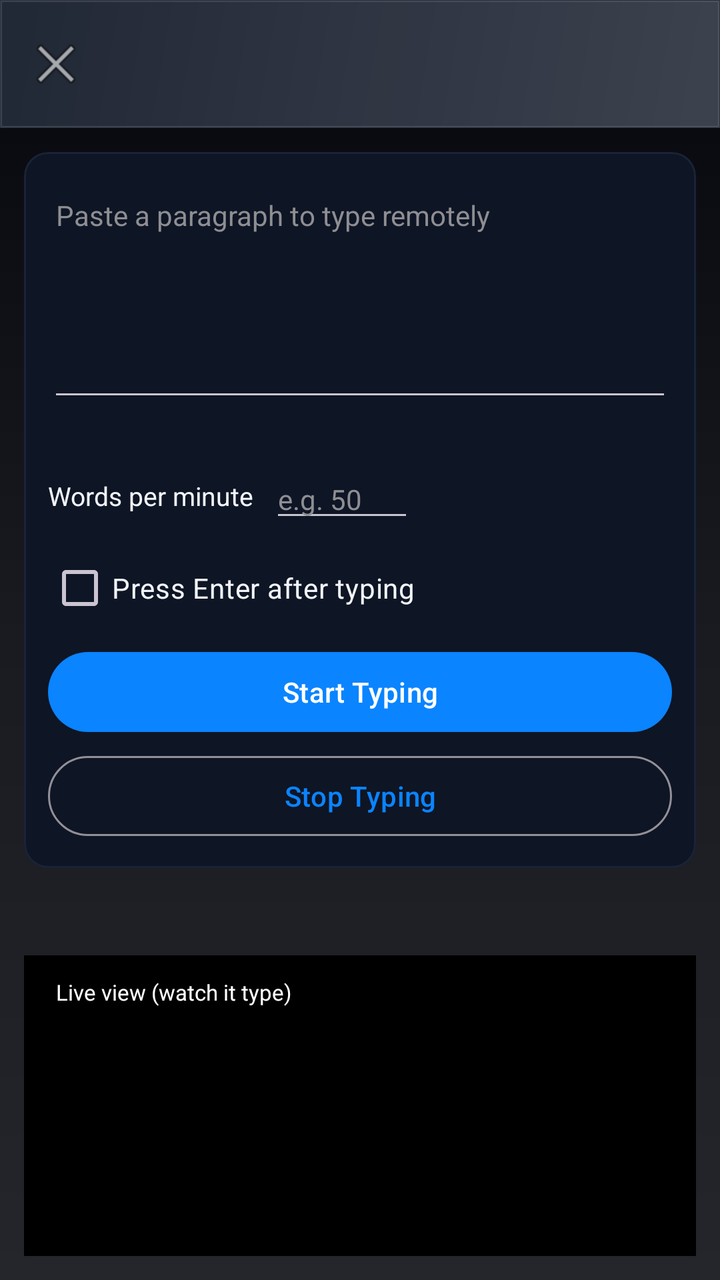
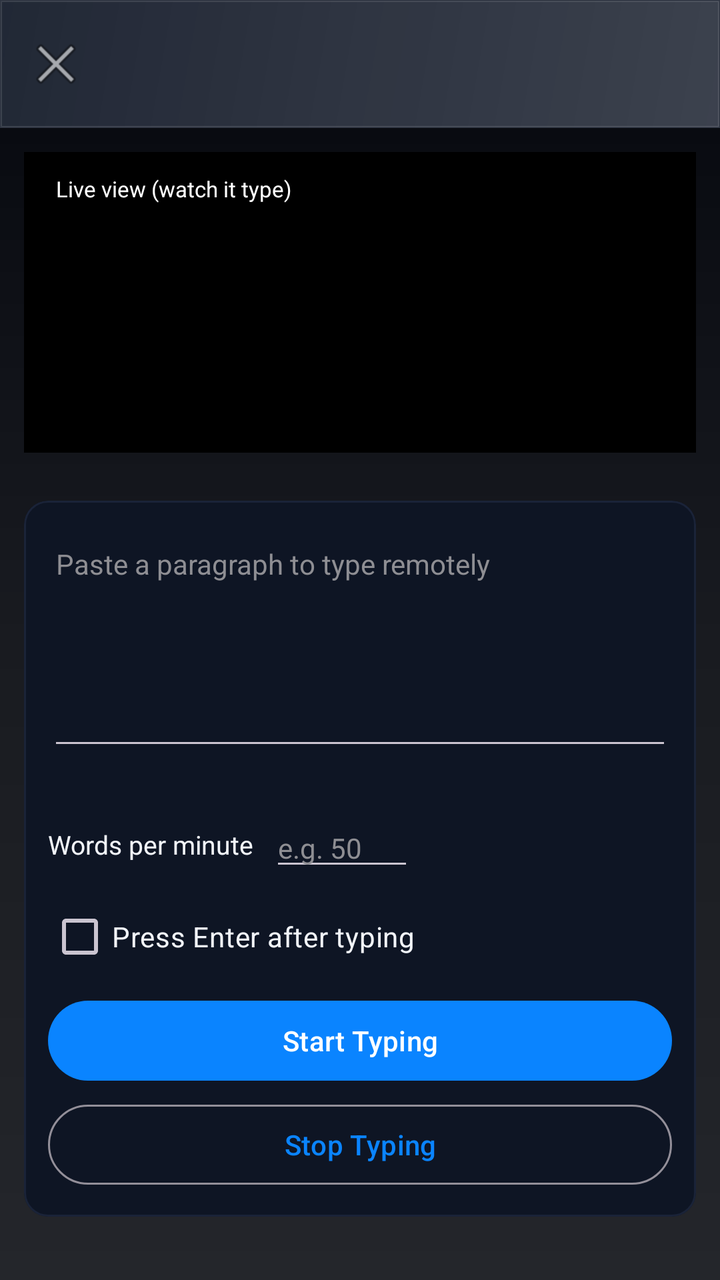

Before-and-after screenshots of an Android layout around one commit, followed by the original layout XML and the change that was made.
<!-- AndroidManifest.xml: application theme Theme.Mimo -->
<!-- res/layout/activity_paragraph.xml -->
<?xml version="1.0" encoding="utf-8"?>
<LinearLayout xmlns:android="http://schemas.android.com/apk/res/android"
    xmlns:app="http://schemas.android.com/apk/res-auto"
    android:layout_width="match_parent"
    android:layout_height="match_parent"
    android:background="@drawable/bg_screen_glass"
    android:orientation="vertical">

    <com.google.android.material.appbar.MaterialToolbar
        android:id="@+id/toolbar"
        android:layout_width="match_parent"
        android:layout_height="?attr/actionBarSize"
        android:background="@drawable/bg_bar_glass"
        android:title="@string/paragraph_title"
        app:navigationIcon="@android:drawable/ic_menu_close_clear_cancel"
        app:titleTextColor="?attr/colorOnSurface" />

    <com.google.android.material.card.MaterialCardView
        android:layout_width="match_parent"
        android:layout_height="wrap_content"
        android:layout_margin="12dp"
        app:cardBackgroundColor="?attr/colorSurfaceContainer"
        app:cardCornerRadius="12dp"
        app:cardElevation="0dp"
        app:strokeColor="?attr/colorSurfaceContainerHigh"
        app:strokeWidth="1dp">

        <LinearLayout
            android:layout_width="match_parent"
            android:layout_height="wrap_content"
            android:orientation="vertical"
            android:padding="12dp">

            <EditText
                android:id="@+id/textInput"
                android:layout_width="match_parent"
                android:layout_height="wrap_content"
                android:gravity="top"
                android:hint="@string/paragraph_hint"
                android:inputType="textMultiLine|textNoSuggestions"
                android:minLines="6"
                android:maxLines="14"
                android:scrollbars="vertical"
                android:textColor="?attr/colorOnSurface"
                android:textColorHint="@color/offline_gray"
                android:textSize="14sp" />

            <TextView
                android:id="@+id/wordCount"
                android:layout_width="wrap_content"
                android:layout_height="wrap_content"
                android:layout_marginTop="2dp"
                android:textColor="@color/offline_gray"
                android:textSize="12sp" />

            <LinearLayout
                android:layout_width="match_parent"
                android:layout_height="wrap_content"
                android:layout_marginTop="6dp"
                android:gravity="center_vertical"
                android:orientation="horizontal">

                <TextView
                    android:layout_width="wrap_content"
                    android:layout_height="wrap_content"
                    android:text="@string/wpm_label"
                    android:textColor="?attr/colorOnSurface"
                    android:textSize="13sp" />

                <EditText
                    android:id="@+id/wpmInput"
                    android:layout_width="72dp"
                    android:layout_height="wrap_content"
                    android:layout_marginStart="8dp"
                    android:hint="@string/wpm_hint"
                    android:inputType="number"
                    android:maxLines="1"
                    android:textColor="?attr/colorOnSurface"
                    android:textColorHint="@color/offline_gray"
                    android:textSize="14sp" />

                <TextView
                    android:id="@+id/etaText"
                    android:layout_width="0dp"
                    android:layout_height="wrap_content"
                    android:layout_weight="1"
                    android:gravity="end"
                    android:textColor="@color/online_green"
                    android:textSize="13sp"
                    android:textStyle="bold" />
            </LinearLayout>

            <com.google.android.material.checkbox.MaterialCheckBox
                android:id="@+id/enterCheck"
                android:layout_width="wrap_content"
                android:layout_height="wrap_content"
                android:layout_marginTop="4dp"
                android:text="@string/paragraph_enter_after"
                android:textColor="?attr/colorOnSurface" />

            <com.google.android.material.progressindicator.LinearProgressIndicator
                android:id="@+id/progressBar"
                android:layout_width="match_parent"
                android:layout_height="wrap_content"
                android:layout_marginTop="8dp"
                android:indeterminate="false"
                android:visibility="gone"
                app:trackCornerRadius="4dp" />

            <TextView
                android:id="@+id/timeLeftText"
                android:layout_width="match_parent"
                android:layout_height="wrap_content"
                android:layout_marginTop="2dp"
                android:gravity="center"
                android:textColor="@color/online_green"
                android:textSize="12sp"
                android:textStyle="bold"
                android:visibility="gone" />

            <com.google.android.material.button.MaterialButton
                android:id="@+id/btnStart"
                android:layout_width="match_parent"
                android:layout_height="wrap_content"
                android:layout_marginTop="4dp"
                android:text="@string/start_typing" />

            <com.google.android.material.button.MaterialButton
                android:id="@+id/btnStopTyping"
                android:layout_width="match_parent"
                android:layout_height="wrap_content"
                android:layout_marginTop="4dp"
                android:text="@string/stop_typing"
                android:visibility="visible"
                style="@style/Widget.Material3.Button.OutlinedButton" />
        </LinearLayout>
    </com.google.android.material.card.MaterialCardView>

    <TextView
        android:id="@+id/statusText"
        android:layout_width="wrap_content"
        android:layout_height="wrap_content"
        android:layout_marginStart="16dp"
        android:layout_marginTop="2dp"
        android:textColor="@color/offline_gray"
        android:textSize="13sp" />

    <FrameLayout
        android:layout_width="match_parent"
        android:layout_height="0dp"
        android:layout_weight="1"
        android:layout_margin="12dp"
        android:background="@android:color/black">

        <ImageView
            android:id="@+id/liveImage"
            android:layout_width="match_parent"
            android:layout_height="match_parent"
            android:contentDescription="@string/watch_live"
            android:scaleType="matrix" />

        <TextView
            android:layout_width="wrap_content"
            android:layout_height="wrap_content"
            android:layout_gravity="top|start"
            android:layout_margin="8dp"
            android:background="@color/terminal_bg"
            android:paddingHorizontal="8dp"
            android:paddingVertical="3dp"
            android:text="@string/watch_live"
            android:textColor="@color/terminal_prompt"
            android:textSize="11sp" />
    </FrameLayout>
</LinearLayout>
<!-- resources referenced by this layout -->
<resources>
  <color name="offline_gray">#8E8E93</color>
  <color name="online_green">#30D158</color>
  <color name="terminal_bg">#000000</color>
  <color name="terminal_prompt">#FFFFFF</color>
  <!-- drawable bg_bar_glass (drawable) -->
  <?xml version="1.0" encoding="utf-8"?>
  <layer-list xmlns:android="http://schemas.android.com/apk/res/android">
      <item>
          <shape android:shape="rectangle">
              <solid android:color="?attr/colorSurfaceContainer" />
          </shape>
      </item>
      <item android:drawable="@drawable/bg_glass_bar" />
  </layer-list>
  <!-- drawable bg_screen_glass (drawable) -->
  <?xml version="1.0" encoding="utf-8"?>
  <layer-list xmlns:android="http://schemas.android.com/apk/res/android">
      <item>
          <shape android:shape="rectangle">
              <solid android:color="?attr/colorSurface" />
          </shape>
      </item>
      <item android:drawable="@drawable/bg_glass_ambient" />
  </layer-list>
  <string name="paragraph_enter_after">Press Enter after typing</string>
  <string name="paragraph_hint">Paste a paragraph to type remotely</string>
  <string name="paragraph_title">Input Paragraph</string>
  <string name="start_typing">Start Typing</string>
  <string name="stop_typing">Stop Typing</string>
  <string name="watch_live">Live view (watch it type)</string>
  <string name="wpm_hint">e.g. 50</string>
  <string name="wpm_label">Words per minute</string>
  <!-- drawable bg_glass_bar (drawable) -->
  <?xml version="1.0" encoding="utf-8"?>
  <shape xmlns:android="http://schemas.android.com/apk/res/android"
      android:shape="rectangle">
      <gradient
          android:angle="135"
          android:endColor="#14FFFFFF"
          android:startColor="#30FFFFFF" />
      <stroke
          android:width="1dp"
          android:color="#22FFFFFF" />
  </shape>
  <!-- drawable bg_glass_ambient (drawable) -->
  <?xml version="1.0" encoding="utf-8"?>
  <shape xmlns:android="http://schemas.android.com/apk/res/android"
      android:shape="rectangle">
      <gradient
          android:angle="90"
          android:centerColor="#14FFFFFF"
          android:endColor="#00FFFFFF"
          android:startColor="#1FFFFFFF" />
  </shape>
  <color name="primary">#0A84FF</color>
  <color name="on_primary">#FFFFFF</color>
  <color name="primary_container">#0D3559</color>
  <color name="secondary">#30D158</color>
  <color name="surface">#05070D</color>
  <color name="on_surface">#F2F5FA</color>
  <color name="surface_container">#0E1524</color>
  <color name="surface_variant">#1A2338</color>
  <!-- drawable bg_app_bg (drawable) -->
  <?xml version="1.0" encoding="utf-8"?>
  <layer-list xmlns:android="http://schemas.android.com/apk/res/android">
      <item>
          <shape android:shape="rectangle">
              <solid android:color="@color/surface" />
          </shape>
      </item>
      
      <item android:gravity="top">
          <shape android:shape="rectangle">
              <gradient
                  android:angle="270"
                  android:startColor="#14084FF6"
                  android:endColor="#00000000" />
          </shape>
      </item>
      
      <item android:gravity="bottom">
          <shape android:shape="rectangle">
              <gradient
                  android:angle="90"
                  android:startColor="#0D0A84FF"
                  android:endColor="#00000000" />
          </shape>
      </item>
  </layer-list>
  <style name="WindowAnim.Push" parent="android:Animation">
          <item name="android:windowEnterAnimation">@anim/push_in</item>
          <item name="android:windowExitAnimation">@anim/push_out</item>
      </style>
  <!-- unchanged entries left out for length: 1 -->
</resources>

<!-- the commit's change to res/layout/activity_paragraph.xml (unified diff, before → after) -->
@@ -14,6 +14,33 @@
         android:title="@string/paragraph_title"
         app:navigationIcon="@android:drawable/ic_menu_close_clear_cancel"
         app:titleTextColor="?attr/colorOnSurface" />
+
+    <FrameLayout
+        android:layout_width="match_parent"
+        android:layout_height="0dp"
+        android:layout_weight="1"
+        android:layout_margin="12dp"
+        android:background="@android:color/black">
+
+        <ImageView
+            android:id="@+id/liveImage"
+            android:layout_width="match_parent"
+            android:layout_height="match_parent"
+            android:contentDescription="@string/watch_live"
+            android:scaleType="matrix" />
+
+        <TextView
+            android:layout_width="wrap_content"
+            android:layout_height="wrap_content"
+            android:layout_gravity="top|start"
+            android:layout_margin="8dp"
+            android:background="@color/terminal_bg"
+            android:paddingHorizontal="8dp"
+            android:paddingVertical="3dp"
+            android:text="@string/watch_live"
+            android:textColor="@color/terminal_prompt"
+            android:textSize="11sp" />
+    </FrameLayout>
 
     <com.google.android.material.card.MaterialCardView
         android:layout_width="match_parent"
@@ -144,31 +171,4 @@
         android:layout_marginTop="2dp"
         android:textColor="@color/offline_gray"
         android:textSize="13sp" />
-
-    <FrameLayout
-        android:layout_width="match_parent"
-        android:layout_height="0dp"
-        android:layout_weight="1"
-        android:layout_margin="12dp"
-        android:background="@android:color/black">
-
-        <ImageView
-            android:id="@+id/liveImage"
-            android:layout_width="match_parent"
-            android:layout_height="match_parent"
-            android:contentDescription="@string/watch_live"
-            android:scaleType="matrix" />
-
-        <TextView
-            android:layout_width="wrap_content"
-            android:layout_height="wrap_content"
-            android:layout_gravity="top|start"
-            android:layout_margin="8dp"
-            android:background="@color/terminal_bg"
-            android:paddingHorizontal="8dp"
-            android:paddingVertical="3dp"
-            android:text="@string/watch_live"
-            android:textColor="@color/terminal_prompt"
-            android:textSize="11sp" />
-    </FrameLayout>
 </LinearLayout>
